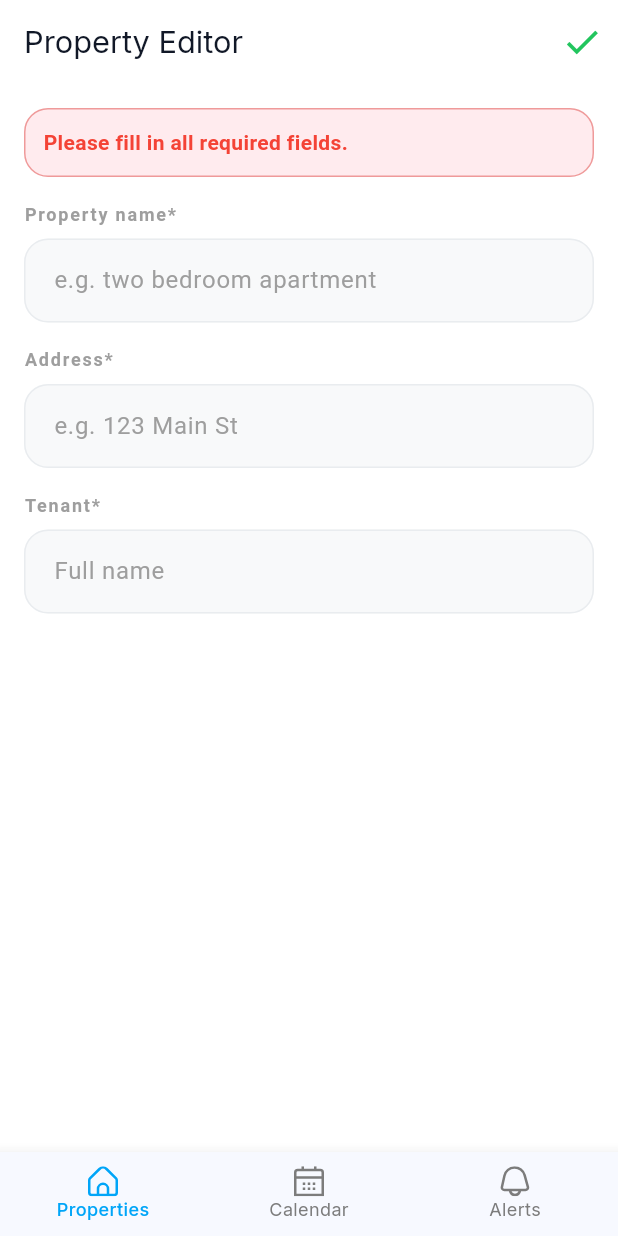
After one commit to resflyq/logeria-app, a Flutter app: the PropertyEditor screen opened by its route, after a tap on the "check" icon, on a phone screen of 412 x 824 dp. The commit adds this screen. Run offline on Flutter 3.47's test engine with Material 3 defaults, Android fonts, the phone set to English and light mode, and no system bars; our stand-ins replace flutter_svg, go_router, google_fonts.

Commit message:
Updates: new property editor design, Validator, added property model

```diff
--- a/lib/app/router.dart
+++ b/lib/app/router.dart
@@ -3,6 +3,7 @@
 import 'package:go_router/go_router.dart';
 import '../features/shell/shell_page.dart';
 import '../features/properties/pages/properties_page.dart';
+import '../features/properties/pages/editor_page.dart';
 
 final router = GoRouter(
   initialLocation: '/properties',
@@ -16,6 +17,10 @@ final router = GoRouter(
           path: '/properties',
           builder: (context, state) => const PropertiesPage(),
         ),
+        GoRoute(
+          path: '/editor',
+          builder: (context, state) => const PropertyEditor(),
+        ),
       ],
     ),
   ],
--- a/lib/core/domain/properties_provider.dart
+++ b/lib/core/domain/properties_provider.dart
@@ -1,27 +1,34 @@
 import 'package:flutter/material.dart';
+import 'property.dart';
 
-// Имя класса с большой буквы: PropertiesProvider
-class propertiesProvider extends ChangeNotifier {
-  final List<String> _properties = [];
+class PropertiesProvider extends ChangeNotifier {
+  final List<Property> _properties = [];
 
-  List<String> get properties => List.unmodifiable(_properties);
+  List<Property> get properties => List.unmodifiable(_properties);
 
-  void addProperty(String text) {
-    if (text.trim().isNotEmpty) {
-      _properties.add(text);
+  void addProperty(Property property) {
+    _properties.add(property);
     notifyListeners();
   }
+
+  void updateProperty(String id, Property updated) {
+    final index = _properties.indexWhere((p) => p.id == id);
+    if (index == -1) return;
+
+    _properties[index] = updated;
+    notifyListeners();
   }
 
-  void updateProperty(int index, String newText) {
-    if (newText.trim().isNotEmpty) {
-      _properties[index] = newText;
+  void deleteProperty(String id) {
+    _properties.removeWhere((p) => p.id == id);
     notifyListeners();
   }
-  }
 
-  void deleteProperty(int index) {
-    _properties.removeAt(index);
-    notifyListeners();
+  Property? getById(String id) {
+    try {
+      return _properties.firstWhere((p) => p.id == id);
+    } catch (_) {
+      return null;
     }
   }
+}
--- /dev/null
+++ b/lib/core/domain/property.dart
@@ -0,0 +1,27 @@
+class Property {
+  final String id;
+  final String name;
+  final String address;
+  final String tenant;
+
+  const Property({
+    required this.id,
+    required this.name,
+    required this.address,
+    required this.tenant,
+  });
+
+  Property copyWith({
+    String? id,
+    String? name,
+    String? address,
+    String? tenant,
+  }) {
+    return Property(
+      id: id ?? this.id,
+      name: name ?? this.name,
+      address: address ?? this.address,
+      tenant: tenant ?? this.tenant,
+    );
+  }
+}
--- a/lib/core/theme/app_colors.dart
+++ b/lib/core/theme/app_colors.dart
@@ -14,4 +14,8 @@ class AppColors {
   static const warning = Color(0xFFF59E0B);
 
   static const error = Color(0xFFEF4444);
+
+  static const filled = Color(0xFFF8F9FA);
+
+  static const inputBorder = Color(0xFFE9ECEF);
 }
--- a/lib/core/theme/app_theme.dart
+++ b/lib/core/theme/app_theme.dart
@@ -1,7 +1,6 @@
 import 'package:flutter/material.dart';
 
 import 'app_colors.dart';
-import 'package:google_fonts/google_fonts.dart';
 
 class AppTheme {
   static ThemeData light = ThemeData(
--- /dev/null
+++ b/lib/features/properties/pages/editor_page.dart
@@ -0,0 +1,244 @@
+import 'package:flutter/material.dart';
+import 'package:go_router/go_router.dart';
+import 'package:logeria/core/domain/property.dart';
+import 'package:logeria/core/theme/app_colors.dart';
+import 'package:logeria/core/theme/app_text_styles.dart';
+
+class PropertyEditor extends StatefulWidget {
+  final Property? initialProperty;
+
+  const PropertyEditor({super.key, this.initialProperty});
+
+  @override
+  State<PropertyEditor> createState() => _PropertyEditorState();
+}
+
+class _PropertyEditorState extends State<PropertyEditor> {
+  final _nameController = TextEditingController();
+  final _addressController = TextEditingController();
+  final _tenantController = TextEditingController();
+  String? _errorMessage;
+
+  @override
+  void initState() {
+    super.initState();
+    _nameController.text = widget.initialProperty?.name ?? '';
+    _addressController.text = widget.initialProperty?.address ?? '';
+    _tenantController.text = widget.initialProperty?.tenant ?? '';
+  }
+
+  void _submit() {
+    setState(() {
+      _errorMessage = null;
+    });
+
+    if (_nameController.text.isEmpty ||
+        _addressController.text.isEmpty ||
+        _tenantController.text.isEmpty) {
+      setState(() {
+        _errorMessage = 'Please fill in all required fields.';
+      });
+      return;
+    }
+
+    GoRouter.of(context).pop(
+      Property(
+        id: widget.initialProperty?.id ??
+            DateTime.now().millisecondsSinceEpoch.toString(),
+        name: _nameController.text,
+        address: _addressController.text,
+        tenant: _tenantController.text,
+      ),
+    );
+  }
+
+  @override
+  void dispose() {
+    _nameController.dispose();
+    _addressController.dispose();
+    _tenantController.dispose();
+    super.dispose();
+  }
+
+
+  @override
+  Widget build(BuildContext context) {
+    return Scaffold(
+      backgroundColor: AppColors.surface,
+      appBar: AppBar(
+        backgroundColor: AppColors.surface,
+        iconTheme: const IconThemeData(color: AppColors.primary),
+        title: Text(
+          'Property Editor',
+          style: AppTextStyles.subtitle.copyWith(
+            fontSize: 20.5,
+            color: AppColors.textPrimary,
+          ),
+        ),
+        actions: [
+          IconButton(
+            icon: const Icon(
+              Icons.check,
+              color: AppColors.success,
+              size: 28,
+            ),
+            onPressed: _submit,
+          ),
+        ],
+        shape: Border(
+          bottom: BorderSide(
+            color: AppColors.surface.withOpacity(0.5),
+            width: 1,
+          ),
+        ),
+      ),
+      body: Padding(
+        padding: const EdgeInsets.all(16.0),
+        child: Column(
+          crossAxisAlignment: CrossAxisAlignment.start,
+          children: [
+            if (_errorMessage != null)
+              Padding(
+                padding: const EdgeInsets.only(bottom: 16.0),
+                child: Container(
+                  width: double.infinity,
+                  padding: const EdgeInsets.all(12.0),
+                  decoration: BoxDecoration(
+                    color: Colors.red.shade50,
+                    borderRadius: BorderRadius.circular(16.0),
+                    border: Border.all(color: Colors.red.shade200),
+                  ),
+                  child: Text(
+                    _errorMessage!,
+                    style: const TextStyle(
+                      color: Colors.red,
+                      fontWeight: FontWeight.w600,
+                    ),
+                  ),
+                ),
+              ),
+            //******** PROPERTY NAME FIELD ********
+            const Text(
+              'Property name*',
+              style: TextStyle(
+                color: Colors.grey,
+                fontSize: 12,
+                fontWeight: FontWeight.w600,
+                letterSpacing: 1.2,
+              ),
+            ),
+            const SizedBox(height: 8),
+            TextFormField(
+              controller: _nameController,
+              style: const TextStyle(color: Colors.black87),
+              decoration: InputDecoration(
+                hintText: 'e.g. two bedroom apartment',
+                hintStyle: const TextStyle(color: Colors.grey),
+                filled: true,
+                fillColor: AppColors.filled,
+                contentPadding: const EdgeInsets.symmetric(
+                  horizontal: 16.0,
+                  vertical: 16.0,
+                ),
+                enabledBorder: OutlineInputBorder(
+                  borderRadius: BorderRadius.circular(16.0),
+                  borderSide: const BorderSide(
+                    color: AppColors.inputBorder,
+                    width: 1.0,
+                  ),
+                ),
+                focusedBorder: OutlineInputBorder(
+                  borderRadius: BorderRadius.circular(16.0),
+                  borderSide: const BorderSide(
+                    color: AppColors.primary,
+                    width: 1.5,
+                  ),
+                ),
+              ),
+            ),
+            const SizedBox(height: 16),
+            //******** ADDRESS FIELD ********
+            const Text(
+              'Address*',
+              style: TextStyle(
+                color: Colors.grey,
+                fontSize: 12,
+                fontWeight: FontWeight.w600,
+                letterSpacing: 1.2,
+              ),
+            ),
+            const SizedBox(height: 8),
+            TextFormField(
+              controller: _addressController,
+              style: const TextStyle(color: Colors.black87),
+              decoration: InputDecoration(
+                hintText: 'e.g. 123 Main St',
+                hintStyle: const TextStyle(color: Colors.grey),
+                filled: true,
+                fillColor: AppColors.filled,
+                contentPadding: const EdgeInsets.symmetric(
+                  horizontal: 16.0,
+                  vertical: 16.0,
+                ),
+                enabledBorder: OutlineInputBorder(
+                  borderRadius: BorderRadius.circular(16.0),
+                  borderSide: const BorderSide(
+                    color: AppColors.inputBorder,
+                    width: 1.0,
+                  ),
+                ),
+                focusedBorder: OutlineInputBorder(
+                  borderRadius: BorderRadius.circular(16.0),
+                  borderSide: const BorderSide(
+                    color: AppColors.primary,
+                    width: 1.5,
+                  ),
+                ),
+              ),
+            ),
+            const SizedBox(height: 16),
+            //******** TENANT FIELD ********
+            const Text(
+              'Tenant*',
+              style: TextStyle(
+                color: Colors.grey,
+                fontSize: 12,
+                fontWeight: FontWeight.w600,
+                letterSpacing: 1.2,
+              ),
+            ),
+            const SizedBox(height: 8),
+            TextFormField(
+              controller: _tenantController,
+              style: const TextStyle(color: Colors.black87),
+              decoration: InputDecoration(
+                hintText: 'Full name',
+                hintStyle: const TextStyle(color: Colors.grey),
+                filled: true,
+                fillColor: AppColors.filled,
+                contentPadding: const EdgeInsets.symmetric(
+                  horizontal: 16.0,
+                  vertical: 16.0,
+                ),
+                enabledBorder: OutlineInputBorder(
+                  borderRadius: BorderRadius.circular(16.0),
+                  borderSide: const BorderSide(
+                    color: AppColors.inputBorder,
+                    width: 1.0,
+                  ),
+                ),
+                focusedBorder: OutlineInputBorder(
+                  borderRadius: BorderRadius.circular(16.0),
+                  borderSide: const BorderSide(
+                    color: AppColors.primary,
+                    width: 1.5,
+                  ),
+                ),
+              ),
+            ),
+          ],
+        ),
+      ),
+    );
+  }
+}
--- a/lib/features/properties/pages/properties_page.dart
+++ b/lib/features/properties/pages/properties_page.dart
@@ -1,5 +1,6 @@
 import 'package:flutter/material.dart';
 import 'package:logeria/core/domain/properties_provider.dart';
+import 'package:logeria/core/domain/property.dart';
 import 'package:provider/provider.dart'; // Добавили импорт провайдера
 import 'package:go_router/go_router.dart'; // Добавили импорт GoRouter
 import 'package:logeria/core/theme/app_colors.dart';
@@ -8,29 +9,26 @@ import 'package:logeria/core/theme/app_text_styles.dart';
 class PropertiesPage extends StatelessWidget {
   const PropertiesPage({super.key});
 
-  Future<void> _openEditor(BuildContext context, {String? initialText, int? index}) async {
-    final provider = context.read<propertiesProvider>();
+  Future<void> _openEditor(
+    BuildContext context, {
+    Property? property,
+  }) async {
+    final provider = context.read<PropertiesProvider>();
 
-    final String? resultText = await context.push<String>(
-      '/editor',
-      extra: {
-        'initialText': initialText,
-        'index': index,
-      },
-    );
+    final Property? result = await context.push<Property>('/editor');
 
-    if (resultText != null) {
-      if (index == null) {
-        provider.addProperty(resultText);
-      } else {
-        provider.updateProperty(index, resultText);
-      }
+    if (result == null) return;
+
+    if (property == null) {
+      provider.addProperty(result);
+    } else {
+      provider.updateProperty(property.id, result);
     }
   }
 
   @override
   Widget build(BuildContext context) {
-    final properties = context.watch<propertiesProvider>().properties;
+    final properties = context.watch<PropertiesProvider>().properties;
 
     return Scaffold(
       backgroundColor: AppColors.background,
@@ -38,8 +36,18 @@ class PropertiesPage extends StatelessWidget {
         title: Column(
           crossAxisAlignment: CrossAxisAlignment.start,
           children: [
-            Text('Have a good day!', style: AppTextStyles.subtitle),
-            Text('My properties', style: AppTextStyles.title),
+            Text(
+              'Have a good day!',
+              style: AppTextStyles.subtitle.copyWith(
+                fontSize: 16.5,
+
+              )),
+            Text(
+              'My properties',
+              style: AppTextStyles.title.copyWith(
+                fontSize: 16.5,
+
+              )),
           ],
         ),
         backgroundColor: AppColors.background,
@@ -87,8 +95,14 @@ class PropertiesPage extends StatelessWidget {
               Column(
                 crossAxisAlignment: CrossAxisAlignment.center,
                 children: [
-                  Text('No properties yet', style: AppTextStyles.body1),
-                  Text('Tap the + button to add your first rental property.', style: AppTextStyles.body2),
+                  Text(
+                    'No properties yet',
+                    style: AppTextStyles.body1.copyWith(fontSize: 18),
+                  ),
+                  Text(
+                    'Tap the + button to add your first rental property.',
+                    style: AppTextStyles.body2.copyWith(fontSize: 11),
+                  ),
                 ],
               ),
             ],
@@ -100,21 +114,21 @@ class PropertiesPage extends StatelessWidget {
   }
 
   // Виджет списка недвижимости
-  Widget _buildPropertiesList(BuildContext context, List<String> items) {
+  Widget _buildPropertiesList(BuildContext context, List<Property> items) {
     return ListView.builder(
       itemCount: items.length,
       itemBuilder: (context, index) {
         return ListTile(
-          onTap: () => _openEditor(context, initialText: items[index], index: index),
+          onTap: () => _openEditor(context, property: items[index]),
           title: Text(
-            items[index],
+            items[index].name,
             style: AppTextStyles.body.copyWith(color: Colors.white),
           ),
           leading: Icon(Icons.home_work, color: AppColors.primary),
           trailing: IconButton(
             icon: const Icon(Icons.delete, color: Colors.red),
             onPressed: () {
-              context.read<propertiesProvider>().deleteProperty(index);
+              context.read<PropertiesProvider>().deleteProperty(items[index].id);
             },
           ),
         );
--- a/lib/main.dart
+++ b/lib/main.dart
@@ -7,7 +7,7 @@ import 'core/domain/properties_provider.dart';
 void main() {
   runApp(
     ChangeNotifierProvider(
-      create: (context) => propertiesProvider(),
+      create: (context) => PropertiesProvider(),
       child: const App(),
     ),
   );
```
Lines whose indentation alone changed are shown as unchanged.
